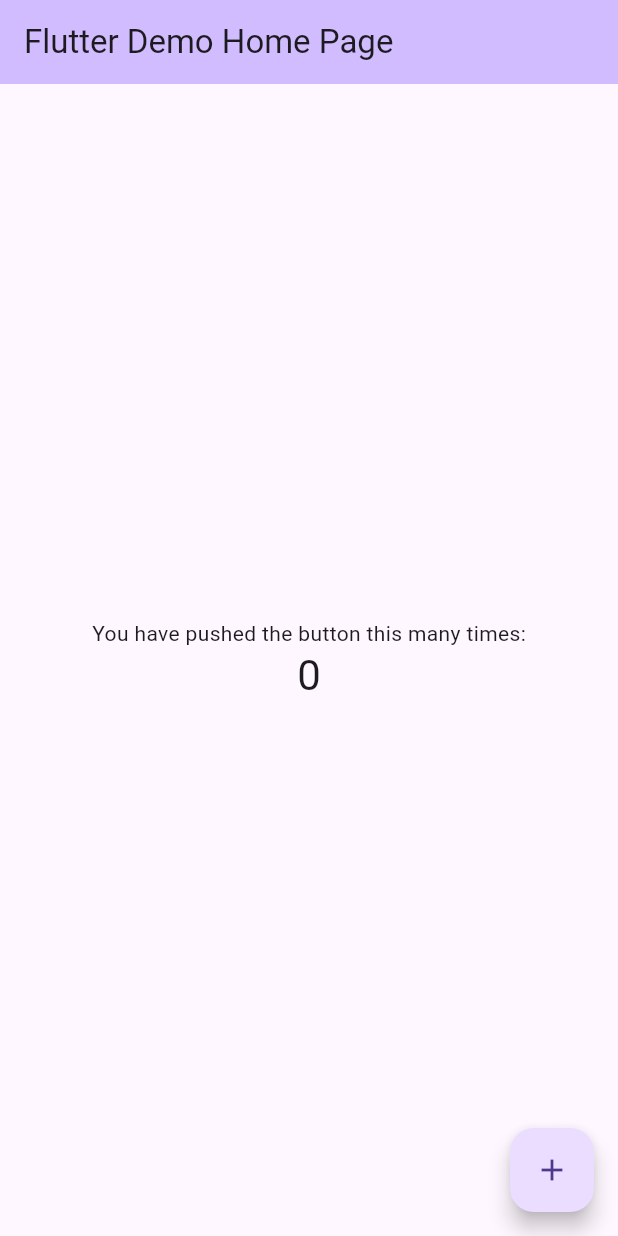
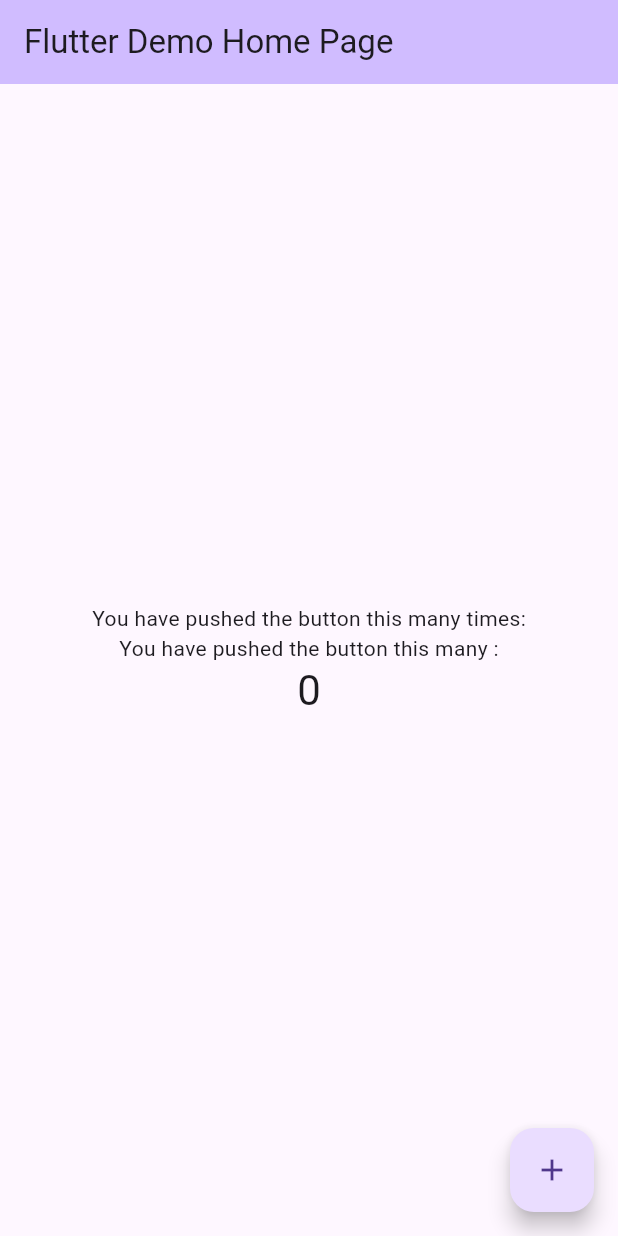
Before and after one commit to pradeepyuni07/setup-project, a Flutter app: the screen it shows after launch, on a phone screen of 412 x 824 dp. Run offline on Flutter 3.47's test engine with Material 3 defaults, Android fonts, the phone set to English and light mode, and no system bars.

Commit message:
counter text added

```diff
--- a/lib/main.dart
+++ b/lib/main.dart
@@ -48,6 +48,7 @@ class _MyHomePageState extends State<MyHomePage> {
           mainAxisAlignment: MainAxisAlignment.center,
           children: <Widget>[
             const Text('You have pushed the button this many times:'),
+            const Text('You have pushed the button this many :'),
             Text(
               '$_counter',
               style: Theme.of(context).textTheme.headlineMedium,
```
